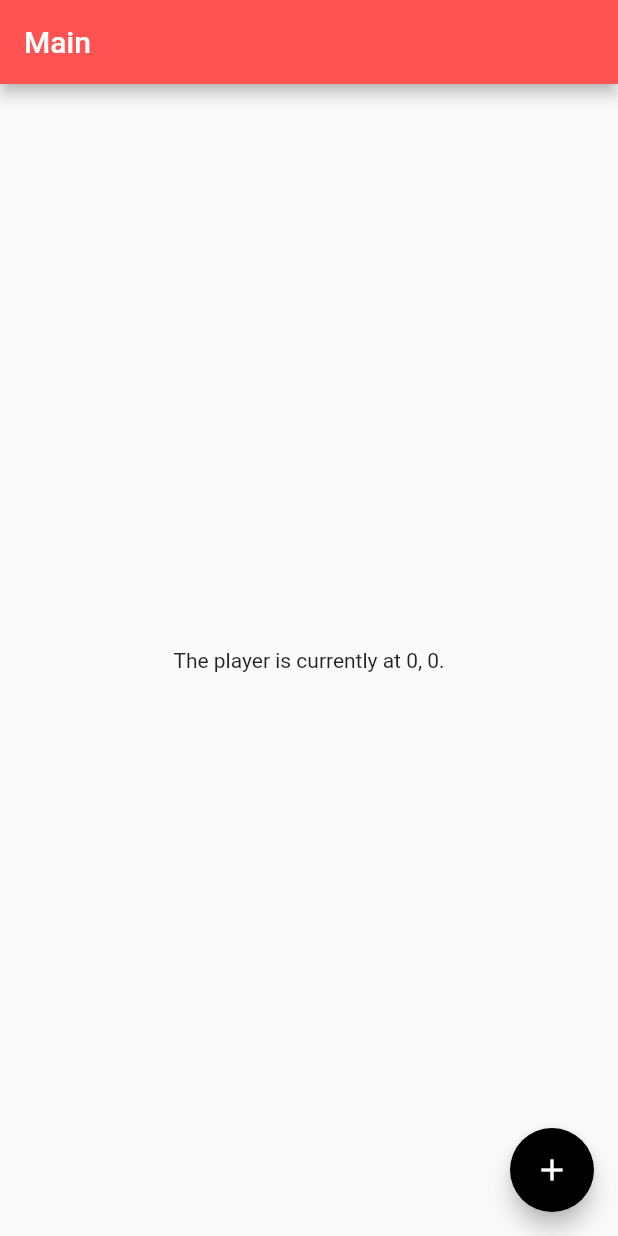
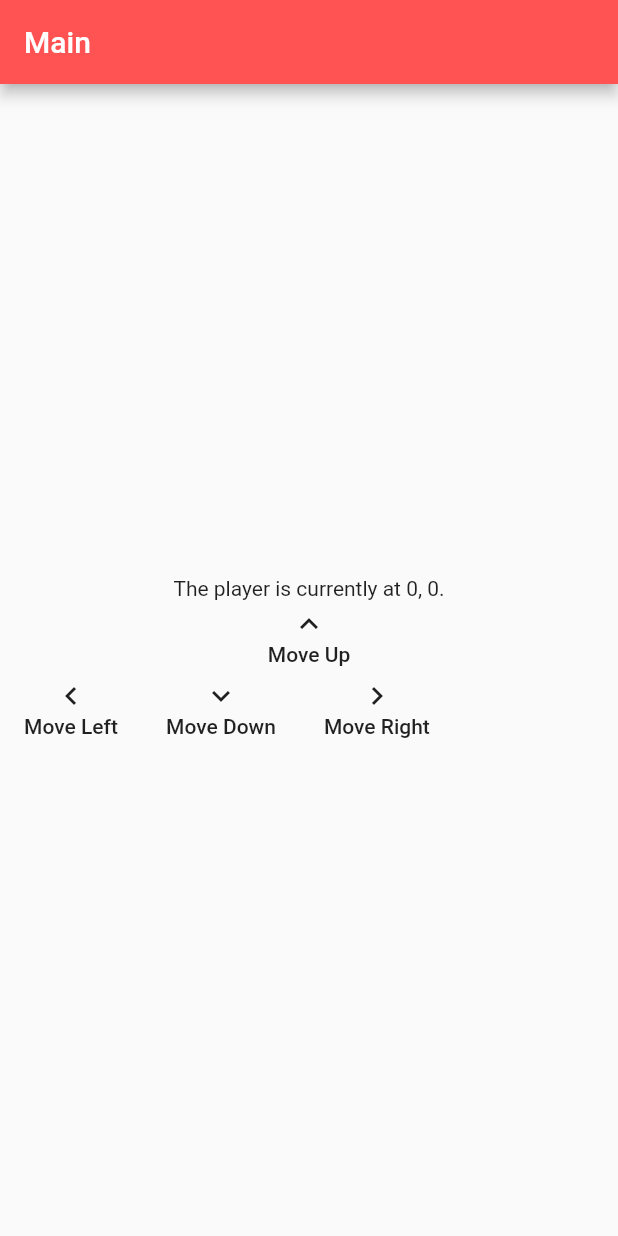
Before and after one commit to sju-senior-projects-2019/rbmc, a Flutter app: the MyHomePage screen opened directly, on a phone screen of 412 x 824 dp. Run offline on Flutter 3.47's test engine with Material 2 defaults, Android fonts, the light colour scheme and no system bars.

Commit message:
Added Arrows to Move Player

```diff
--- a/lib/mainarray.dart
+++ b/lib/mainarray.dart
@@ -3,7 +3,7 @@ import 'package:flutter/material.dart';
 int x = 0;
 int y = 0;
 
-List<List<bool>> grid = new List.generate(9, (i) => new List(5));
+List<List<bool>> grid = new List.generate(5, (i) => new List(9));
 void generateBoard(){
   for (int i = 0; i < grid.length; i++) {
     for (int j = 0; j < grid[0].length; j++) {
@@ -13,7 +13,7 @@ void generateBoard(){
 }
 
 void playerSpawn(){
-  grid[0][0] = true;
+  grid[3][0] = true;
 }
 
 bool playerLocation(){
@@ -71,6 +71,30 @@ class _MyHomePageState extends State<MyHomePage> {
     });
   }
 
+  void moveDown(){
+    setState(() {
+      grid[x][y] = false;
+      grid[x][y-1] = true;
+      playerLocation();
+    });
+  }
+
+  void moveLeft(){
+    setState(() {
+      grid[x][y] = false;
+      grid[x-1][y] = true;
+      playerLocation();
+    });
+  }
+
+  void moveRight(){
+    setState(() {
+      grid[x][y] = false;
+      grid[x+1][y] = true;
+      playerLocation();
+    });
+  }
+
   @override
   Widget build(BuildContext context) {
     return Scaffold(
@@ -78,14 +102,54 @@ class _MyHomePageState extends State<MyHomePage> {
           title: Text(widget.title),
         ),
         body: Center(
-          child: Text("The player is currently at " + x.toString() + ", " +
+          child: Column(
+            mainAxisAlignment: MainAxisAlignment.center,
+            children: <Widget>[
+              Text("The player is currently at " + x.toString() + ", " +
               y.toString() + "."),
+              FlatButton(
+                onPressed: moveUp,
+                child: Column(
+                  children: <Widget>[
+                    Icon(Icons.keyboard_arrow_up),
+                    Text("Move Up")
+                  ],
+                ),
+              ),
+              Row(
+                children: <Widget>[
+                FlatButton(
+                  onPressed: moveLeft,
+                  child: Column(
+                    children: <Widget>[
+                      Icon(Icons.keyboard_arrow_left),
+                      Text("Move Left")
+                    ],
+                  ),
+                ),
+                FlatButton(
+                  onPressed: moveDown,
+                  child: Column(
+                    children: <Widget>[
+                      Icon(Icons.keyboard_arrow_down),
+                      Text("Move Down")
+                    ],
+                  ),
+                ),
+                FlatButton(
+                  onPressed: moveRight,
+                  child: Column(
+                    children: <Widget>[
+                      Icon(Icons.keyboard_arrow_right),
+                      Text("Move Right")
+                    ],
+                  ),
+                ),
+                ],
+              ),
+            ],
+          ),
         ),
-      floatingActionButton: FloatingActionButton(
-        onPressed: moveUp,
-        tooltip: 'Move Up',
-        child: Icon(Icons.add),
-      ),
     );
   }
 
```
